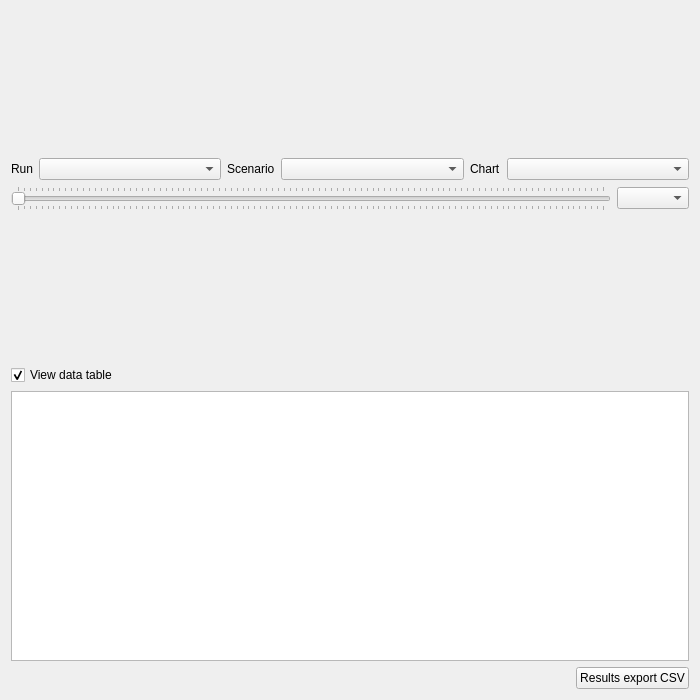
Old version of the form ui/graphResult.ui in the repository Artelia/Mascaret.
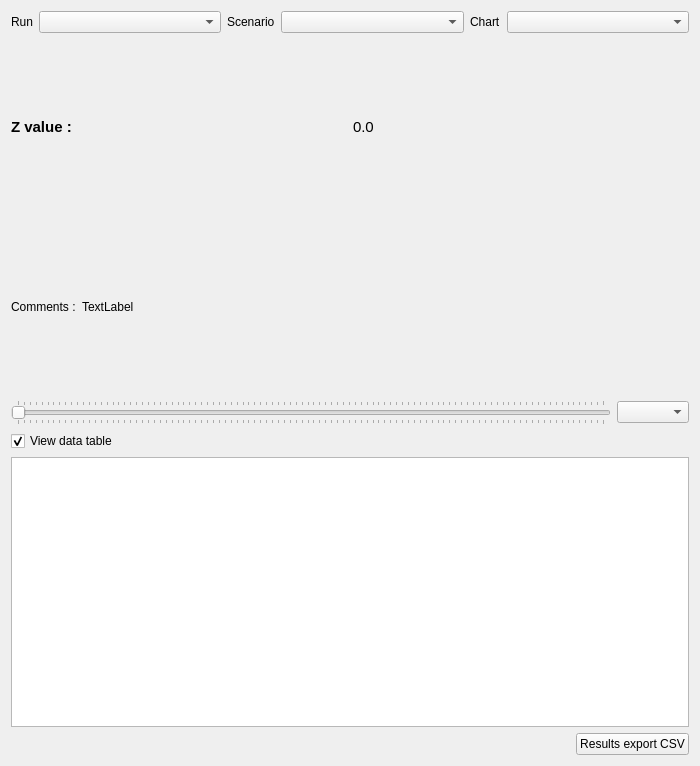
New version of the form.

Commit message:
graph profil OK
graph profil OK

The edit to the form file:
```diff
--- a/ui/graphResult.ui
+++ b/ui/graphResult.ui
@@ -7,7 +7,7 @@
     <x>0</x>
     <y>0</y>
     <width>700</width>
-    <height>700</height>
+    <height>766</height>
    </rect>
   </property>
   <property name="windowTitle">
@@ -83,6 +83,67 @@
         <item>
          <layout class="QVBoxLayout" name="lay_graph"/>
         </item>
+        <item>
+         <layout class="QHBoxLayout" name="horizontalLayout_4">
+          <item>
+           <widget class="QLabel" name="label_lbzmax">
+            <property name="font">
+             <font>
+              <pointsize>11</pointsize>
+              <weight>75</weight>
+              <bold>true</bold>
+             </font>
+            </property>
+            <property name="text">
+             <string>Z value :</string>
+            </property>
+           </widget>
+          </item>
+          <item>
+           <widget class="QLabel" name="label_zmax">
+            <property name="font">
+             <font>
+              <pointsize>11</pointsize>
+             </font>
+            </property>
+            <property name="text">
+             <string>0.0</string>
+            </property>
+           </widget>
+          </item>
+         </layout>
+        </item>
+        <item>
+         <layout class="QHBoxLayout" name="horizontalLayout_5">
+          <item>
+           <widget class="QLabel" name="label_coment">
+            <property name="text">
+             <string>Comments :</string>
+            </property>
+           </widget>
+          </item>
+          <item>
+           <widget class="QLabel" name="lbl_coment">
+            <property name="text">
+             <string>TextLabel</string>
+            </property>
+           </widget>
+          </item>
+          <item>
+           <spacer name="horizontalSpacer_2">
+            <property name="orientation">
+             <enum>Qt::Horizontal</enum>
+            </property>
+            <property name="sizeHint" stdset="0">
+             <size>
+              <width>40</width>
+              <height>20</height>
+             </size>
+            </property>
+           </spacer>
+          </item>
+         </layout>
+        </item>
         <item>
          <layout class="QHBoxLayout" name="horizontalLayout_2">
           <item>
```
Left out of the diff: 33 changed lines with no effect on the pictures. The commit also changes 7 other files.
